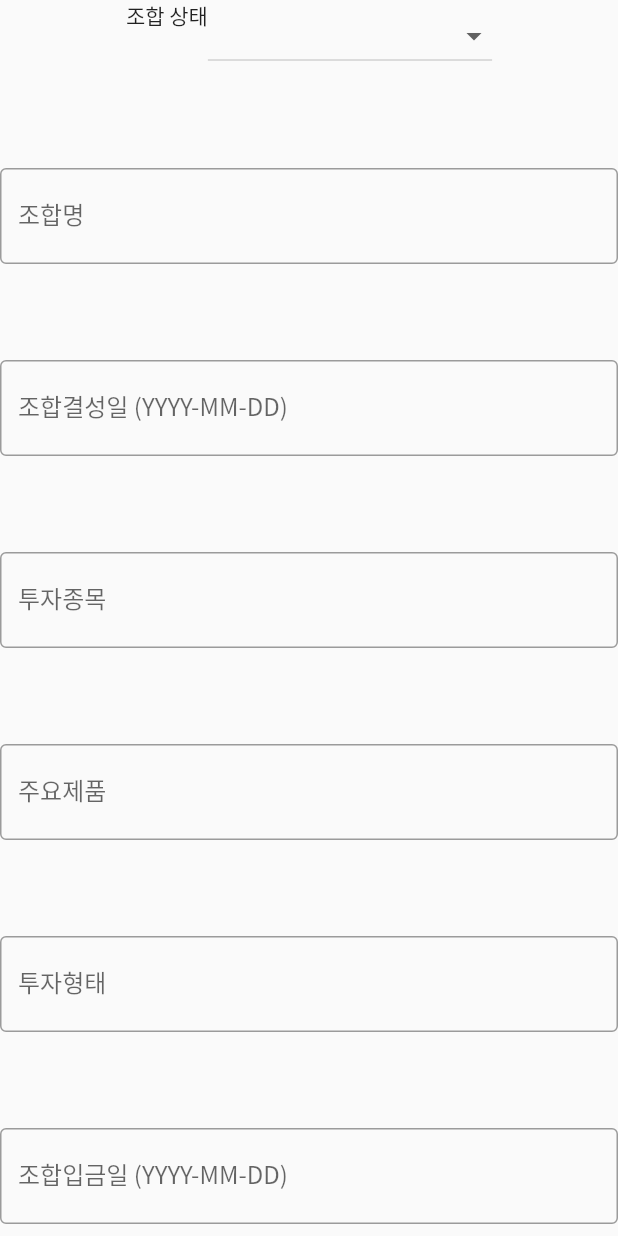
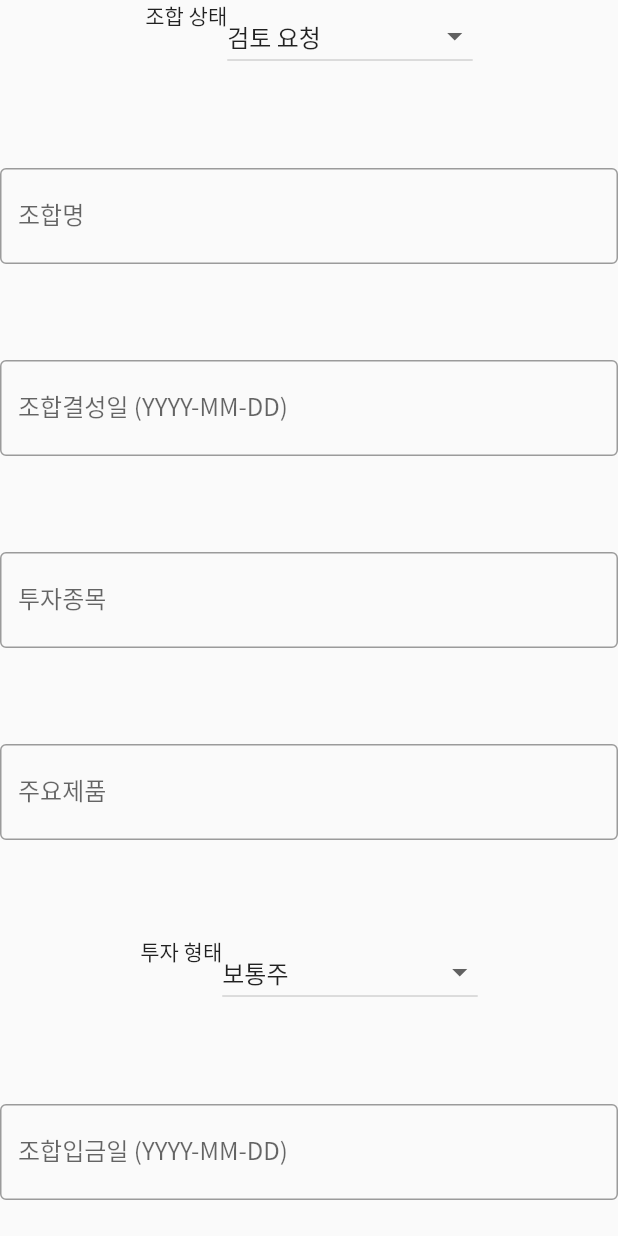
Before and after one commit to jhg6636/angelnet_front, a Flutter app: the FundForm widget shown alone on an empty page, opened directly, on a phone screen of 412 x 824 dp. Run offline on Flutter 3.47's test engine with Material 2 defaults, Android fonts, the phone set to English and light mode, and no system bars; our stand-ins replace device_info_plus, file_picker, flutter_html, flutter_secure_storage, fluttertoast, get and 2 more; missing offline and left inert: cross_scroll, dart:html, quill_html_editor; accounts and stored records are empty; network calls fail.

Commit message:
조합 생성 및 수정

```diff
--- /dev/null
+++ b/lib/models/fund/fund_status.dart
@@ -0,0 +1,36 @@
+enum FundStatus {
+  reviewRequested(korean: "검토 요청", english: "REVIEW_REQUESTED"),
+  reviewing(korean: "조합 검토 기간", english: "REVIEWING"),
+  accepting(korean: "참여 신청", english: "ACCEPTING"),
+  receivingDocumentsAndMoney(korean: "서류접수 및 입금확인", english: "RECEIVING_DOCUMENTS_AND_MONEY"),
+  stockPayment(korean: "주금 납입", english: "STOCK_PAYMENT"),
+  complete(korean: "완료 (출자증서 발급)", english: "COMPLETE"),
+  dissolved(korean: "해산", english: "DISSOLVED");
+
+  final String korean;
+  final String english;
+
+  const FundStatus({required this.korean, required this.english});
+
+  factory FundStatus.fromEnglish(String english) {
+    switch (english) {
+      case "REVIEW_REQUESTED":
+        return FundStatus.reviewRequested;
+      case "REVIEWING":
+        return FundStatus.reviewing;
+      case "ACCEPTING":
+        return FundStatus.accepting;
+      case "RECEIVING_DOCUMENTS_AND_MONEY":
+        return FundStatus.receivingDocumentsAndMoney;
+      case "STOCK_PAYMENT":
+        return FundStatus.stockPayment;
+      case "COMPLETE":
+        return FundStatus.complete;
+      case "DISSOLVED":
+        return FundStatus.dissolved;
+      default:
+        return FundStatus.reviewRequested;
+    }
+  }
+
+}
--- /dev/null
+++ b/lib/models/fund/fund_type.dart
@@ -0,0 +1,50 @@
+enum FundType {
+  commonShare(korean: "보통주", english: "COMMON_SHARE"),
+  preferredShare(korean: "상환전환우선주", english: "PREFERRED_SHARE"),
+  rcps(korean: "RCPS", english: "RCPS"),
+  safe(korean: "Safe(조건부지분인수)", english: "SAFE"),
+  cb(korean: "전환사채", english: "CB"),
+  bw(korean: "신주인수권부사채", english: "BW");
+
+  final String korean;
+  final String english;
+  const FundType({required this.korean, required this.english});
+
+  factory FundType.fromKorean(String korean) {
+    switch (korean) {
+      case "보통주":
+        return FundType.commonShare;
+      case "상환전환우선주":
+        return FundType.preferredShare;
+      case "RCPS":
+        return FundType.rcps;
+      case "Safe(조건부지분인수)":
+        return FundType.safe;
+      case "전환사채":
+        return FundType.cb;
+      case "신주인수권부사채":
+        return FundType.bw;
+      default:
+        return FundType.commonShare;
+    }
+  }
+
+  factory FundType.fromEnglish(String english) {
+    switch (english) {
+      case "COMMON_SHARE":
+        return FundType.commonShare;
+      case "PREFERRED_SHARE":
+        return FundType.preferredShare;
+      case "RCPS":
+        return FundType.rcps;
+      case "SAFE":
+        return FundType.safe;
+      case "CB":
+        return FundType.cb;
+      case "BW":
+        return FundType.bw;
+      default:
+        return FundType.commonShare;
+    }
+  }
+}
--- a/lib/screens/admin/fund_detail_screen.dart
+++ b/lib/screens/admin/fund_detail_screen.dart
@@ -1,4 +1,4 @@
-import 'package:backoffice_front/models/lp/fund.dart';
+import 'package:backoffice_front/models/fund/fund.dart';
 import 'package:backoffice_front/models/lp/limited_partner.dart';
 import 'package:backoffice_front/screens/screen_frame.dart';
 import 'package:backoffice_front/widgets/lp/fund_form.dart';
@@ -35,6 +35,7 @@ class FundDetailAdminScreenState extends State<FundDetailAdminScreen> {
                   showModalBottomSheet(context: context, builder: (BuildContext context) {
                     return FundForm(isMaking: false, fund: widget.fund);
                   });
+                  setState(() {});
                 },
                 child: const Text("정보 수정하기")
               ),
--- a/lib/screens/admin/manage_fund_screen.dart
+++ b/lib/screens/admin/manage_fund_screen.dart
@@ -3,7 +3,7 @@ import 'package:backoffice_front/widgets/lp/fund_form.dart';
 import 'package:flutter/material.dart';
 import 'package:fluttertoast/fluttertoast.dart';
 
-import '../../models/lp/fund.dart';
+import '../../models/fund/fund.dart';
 import '../screen_frame.dart';
 
 /* todo 조합 형태 관련 부분 추가
--- a/lib/screens/lp/all_portfolio_screen.dart
+++ b/lib/screens/lp/all_portfolio_screen.dart
@@ -1,4 +1,4 @@
-import 'package:backoffice_front/models/lp/fund.dart';
+import 'package:backoffice_front/models/fund/fund.dart';
 import 'package:flutter/material.dart';
 
 import '../../utils/WidgetUtils.dart';
--- a/lib/screens/lp/fund_detail_lp_screen.dart
+++ b/lib/screens/lp/fund_detail_lp_screen.dart
@@ -5,7 +5,7 @@ import 'package:flutter/services.dart';
 import 'package:fluttertoast/fluttertoast.dart';
 import 'package:get/get.dart';
 
-import '../../models/lp/fund.dart';
+import '../../models/fund/fund.dart';
 
 class FundDetailLpScreen extends StatefulWidget {
 
--- a/lib/screens/lp/funding_fund_screen.dart
+++ b/lib/screens/lp/funding_fund_screen.dart
@@ -3,7 +3,7 @@ import 'package:backoffice_front/utils/WidgetUtils.dart';
 import 'package:flutter/cupertino.dart';
 import 'package:flutter/material.dart';
 
-import '../../models/lp/fund.dart';
+import '../../models/fund/fund.dart';
 
 class FundingFundScreen extends StatefulWidget {
   const FundingFundScreen({super.key});
--- a/lib/screens/lp/lp_mypage.dart
+++ b/lib/screens/lp/lp_mypage.dart
@@ -1,6 +1,6 @@
 import 'package:flutter/cupertino.dart';
 
-import '../../models/lp/fund.dart';
+import '../../models/fund/fund.dart';
 import '../../widgets/lp/lp_my_page_state.dart';
 
 class LpMyPage extends StatefulWidget {
--- a/lib/widgets/admin/make_user_form.dart
+++ b/lib/widgets/admin/make_user_form.dart
@@ -11,8 +11,6 @@ import 'package:http/http.dart' as http;
 
 import '../../utils/StringUtils.dart';
 import '../../screens/common/home_screen.dart';
-
-// todo 팝업일 때 회원 레벨 설정 및 스타트업일 경우 스타트업까지 같이 생성하기
 
 class MakeUserForm extends StatefulWidget {
 
--- a/lib/widgets/common/home_screen_state.dart
+++ b/lib/widgets/common/home_screen_state.dart
@@ -14,7 +14,7 @@ import 'package:get/get.dart';
 import 'package:http/http.dart' as http;
 
 import '../../models/common/user.dart';
-import '../../models/lp/fund.dart';
+import '../../models/fund/fund.dart';
 
 class HomeScreenState extends State<HomeScreen> {
   final _stringIdController = TextEditingController();
--- a/lib/widgets/lp/fund_card.dart
+++ b/lib/widgets/lp/fund_card.dart
@@ -3,7 +3,7 @@ import 'package:flutter/material.dart';
 import 'package:get/get.dart';
 import 'package:intl/intl.dart';
 
-import '../../models/lp/fund.dart';
+import '../../models/fund/fund.dart';
 
 class FundCard extends StatelessWidget {
   final Fund fund;
--- a/lib/widgets/lp/fund_form.dart
+++ b/lib/widgets/lp/fund_form.dart
@@ -1,7 +1,11 @@
 import 'package:backoffice_front/utils/WidgetUtils.dart';
 import 'package:flutter/material.dart';
+import 'package:fluttertoast/fluttertoast.dart';
+import 'package:intl/intl.dart';
 
-import '../../models/lp/fund.dart';
+import '../../models/fund/fund.dart';
+import '../../models/fund/fund_status.dart';
+import '../../models/fund/fund_type.dart';
 
 class FundForm extends StatefulWidget {
   final bool isMaking;
@@ -15,16 +19,32 @@ class FundForm extends StatefulWidget {
 
 // todo 이런거 길어지면 1-2-3-4단계로 바꿀까? (토스처럼)
 class FundFormState extends State<FundForm> {
-  final _fundStateList = [
-    "검토요청",
-    "조합검토기간",
-    "참여신청",
-    "서류접수 및 입금확인",
-    "중소벤처기업부 등록승인",
-    "주금납입",
-    "완료(출자증서 발급)"
-  ];
-  var selectedFundState = '상태 표시';
+  final _fundStateList = FundStatus.values;
+  final _fundTypeList = FundType.values;
+  late var selectedFundState = _fundStateList.first;
+  late var selectedFundType = _fundTypeList.first;
+
+  late final recommenderController = TextEditingController(text: widget.fund?.recommender);
+  late final groupNameController = TextEditingController(text: widget.fund?.groupName);
+  late final nameController = TextEditingController(text: widget.fund?.name);
+  late final createDateController = (widget.fund == null) ?
+    TextEditingController() :
+    TextEditingController(text: DateFormat('yyyy-MM-dd').format(widget.fund!.startAt));
+  late final startupNameController = TextEditingController(text: widget.fund?.startupName);
+  late final mainProductController = TextEditingController(text: widget.fund?.mainProduct);
+  late final payDateController = (widget.fund == null) ?
+  TextEditingController() :
+  TextEditingController(text: DateFormat('yyyy-MM-dd').format(widget.fund!.payAt));
+  late final managerController = TextEditingController(text: widget.fund?.managerName);
+  late final totalCostController = TextEditingController(text: widget.fund?.cost.toString());
+  late final totalMemberController = TextEditingController(text: widget.fund?.totalMember.toString());
+  late final valueController = TextEditingController(text: widget.fund?.value.toString());
+  late final costPerShareController = TextEditingController(text: widget.fund?.costPerShare.toString());
+  late final minimumShareController = TextEditingController(text: widget.fund?.minimumShare.toString());
+  late final totalShareController = TextEditingController(text: widget.fund?.totalShare.toString());
+  late final dissolvedDateController = TextEditingController();
+  late final marginController = TextEditingController();
+  late final memoController = TextEditingController(); // todo html로 대체
 
   final _joiningStateList = ["ING", "DONE"];
   // 회사 소개 file Picker
@@ -34,24 +54,8 @@ class FundFormState extends State<FundForm> {
 
   @override
   Widget build(BuildContext context) {
-    final recommenderController = TextEditingController(text: widget.fund?.recommender);
-    final groupNameController = TextEditingController(text: widget.fund?.groupName);
-    final nameController = TextEditingController(text: widget.fund?.name);
-    final createDateController = TextEditingController(text: widget.fund?.startAt.toString());
-    final startupNameController = TextEditingController(text: widget.fund?.startupName);
-    final mainProductController = TextEditingController(text: widget.fund?.mainProduct);
-    final typeController = TextEditingController(text: widget.fund?.type);
-    final payDateController = TextEditingController(text: widget.fund?.payAt.toString());
-    final managerController = TextEditingController(text: widget.fund?.managerName);
-    final totalCostController = TextEditingController(text: widget.fund?.cost.toString());
-    final totalMemberController = TextEditingController(text: widget.fund?.totalMember.toString());
-    final valueController = TextEditingController(text: widget.fund?.value.toString());
-    final costPerShareController = TextEditingController(text: widget.fund?.costPerShare.toString());
-    final minimumShareController = TextEditingController(text: widget.fund?.minimumShare.toString());
-    final totalShareController = TextEditingController(text: widget.fund?.totalShare.toString());
-    final dissolvedDateController = TextEditingController();
-    final marginController = TextEditingController();
-    final memoController = TextEditingController(); // todo html로 대체
+    // selectedFundState = _fundStateList.first;
+    // selectedFundType = _fundTypeList.first;
     return SingleChildScrollView(
       child: Column(
         mainAxisAlignment: MainAxisAlignment.spaceEvenly,
@@ -64,7 +68,7 @@ class FundFormState extends State<FundForm> {
                       .map<DropdownMenuItem>(
                           (value) => DropdownMenuItem(
                           value: value,
-                          child: Text(value)
+                          child: Text(value.korean)
                       )
                   )
                       .toList(),
@@ -72,7 +76,9 @@ class FundFormState extends State<FundForm> {
                     setState(() {
                       selectedFundState = value;
                     });
-                  }),
+                  },
+                  value: selectedFundState,
+              ),
             ],
           ),
           const Padding(padding: WidgetUtils.smallPadding,),
@@ -108,12 +114,26 @@ class FundFormState extends State<FundForm> {
             ),
           ),
           const Padding(padding: WidgetUtils.smallPadding,),
-          TextField(
-            controller: typeController,
-            decoration: const InputDecoration(
-                labelText: "투자형태",
-                border: OutlineInputBorder()
-            ),
+          Wrap(
+            children: [
+              const Text("투자 형태"),
+              DropdownButton(
+                items: _fundTypeList
+                    .map<DropdownMenuItem>(
+                        (value) => DropdownMenuItem(
+                        value: value,
+                        child: Text(value.korean)
+                    )
+                ).toList(),
+                onChanged: (value) {
+                  setState(() {
+                    print(value);
+                    selectedFundType = value;
+                  });
+                },
+                value: selectedFundType,
+              ),
+            ],
           ),
           const Padding(padding: WidgetUtils.smallPadding,),
           TextField(
@@ -271,28 +291,26 @@ class FundFormState extends State<FundForm> {
               ),
               FilledButton(
                 onPressed: () async {
-                  // todo MakeFund
-                  await makeFund(
-                    Fund(
-                      id: -1,
+                  Fund fund = Fund(
+                      id: widget.fund?.id ?? -1,
                       name: nameController.text,
                       startupName: startupNameController.text,
                       mainProduct: mainProductController.text,
                       managerName: managerController.text,
                       startAt: DateTime.parse(createDateController.text),
-                      type: typeController.text,
+                      type: selectedFundType,
                       dissolvedAt: null,
                       margin: null,
-                      cost: totalCostController.text as int,
-                      costPerShare: costPerShareController.text as int,
+                      cost: int.parse(totalCostController.text),
+                      costPerShare: int.parse(costPerShareController.text),
                       currentFundedCost: 0,
                       currentMemberCount: 0,
-                      minimumShare: minimumShareController.text as int,
-                      totalShare: totalShareController.text as int,
-                      totalMember: totalMemberController.text as int,
+                      minimumShare: int.parse(minimumShareController.text),
+                      totalShare: int.parse(totalShareController.text),
+                      totalMember: int.parse(totalMemberController.text),
                       status: selectedFundState,
                       payAt: DateTime.parse(payDateController.text),
-                      value: valueController.text as int,
+                      value: int.parse(valueController.text),
                       recommender: recommenderController.text,
                       groupName: groupNameController.text,
                       memo: "",
@@ -300,9 +318,20 @@ class FundFormState extends State<FundForm> {
                       fundIdDocumentUrl: null,
                       ruleUrl: null,
                       etcUrl: null
-                    )
                   );
+                  if (widget.isMaking) {
+                    var response = await makeFund(fund);
+                    print(response.body);
+                  } else {
+                    var response = await editFund(fund);
+                    print(response.body);
+                  }
                   Navigator.pop(context);
+                  if (widget.isMaking) {
+                    Fluttertoast.showToast(msg: '조합이 생성되었습니다.');
+                  } else {
+                    Fluttertoast.showToast(msg: '조합이 수정되었습니다.');
+                  }
                 },
                 child: widget.isMaking ? const Text("생성하기") : const Text("수정하기")
               )
--- a/lib/widgets/lp/lp_my_page_state.dart
+++ b/lib/widgets/lp/lp_my_page_state.dart
@@ -7,7 +7,7 @@ import 'package:backoffice_front/widgets/lp/fund_card.dart';
 import 'package:flutter/material.dart';
 import 'package:get/get.dart';
 
-import '../../models/lp/fund.dart';
+import '../../models/fund/fund.dart';
 
 class LpMyPageState extends State<LpMyPage> {
   Future<List<Fund>> funds = fetchMyFunds();
```
Also changed, not shown: lib/models/fund/fund.dart (renamed from lib/models/lp/fund.dart, +34 -29 lines).
